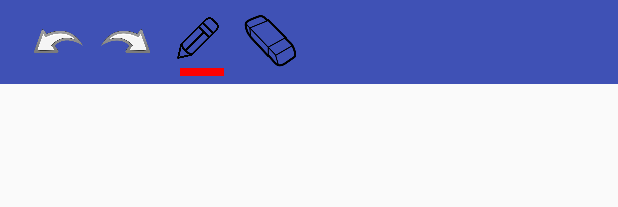
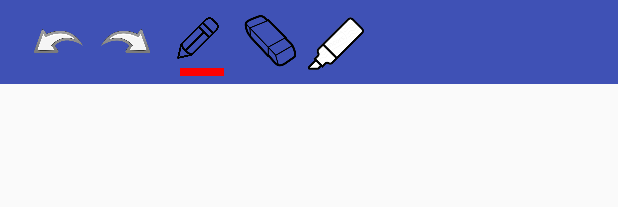
Before and after one commit to royyoung388/bestnote, an Android app: the layout content_main.xml on its own in the app's theme, with its tools: preview values and no code run, on a phone screen of 412 x 824 dp. Shown: the top 207 px of the screen. Run offline under Robolectric (Android 15) with nearby library versions, the phone set to English and light mode, and no system bars.

Commit message:
add marker

```diff
--- a/app/src/main/res/layout/content_main.xml
+++ b/app/src/main/res/layout/content_main.xml
@@ -64,6 +64,14 @@
                 android:layout_height="35dp"
                 android:background="@drawable/eraser_icon"/>
 
+            <ImageView
+                android:id="@+id/img_marker"
+                android:layout_gravity="center"
+                android:layout_width="42dp"
+                android:layout_height="42dp"
+                android:layout_marginLeft="5dp"
+                android:background="@drawable/marker_icon"/>
+
         </LinearLayout>
 
     </android.support.v7.widget.Toolbar>
```
Also changed, not shown: app/src/main/java/ypc/world/bestnote/WriteNote/ui/WhiteBoardView.java (+28 -10 lines), app/src/main/java/ypc/world/bestnote/WriteNote/view/MainActivity.java (+23 -8 lines), app/src/main/res/drawable/marker_icon.png (added), app/src/main/res/drawable/marker_icon_selected.png (added).
